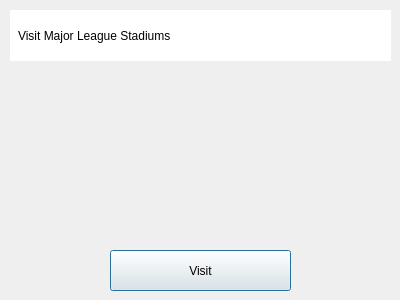
This is majorleaguestadiums.ui in scottoberman/findingnemo as Qt 5 draws it before an edit. The edited form follows.
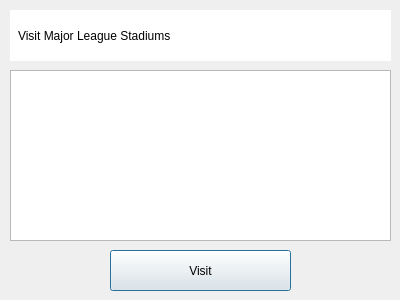
This is the edited form.

Commit message: list of stadiums

Diff of the .ui file:
```diff
--- a/majorleaguestadiums.ui
+++ b/majorleaguestadiums.ui
@@ -49,6 +49,16 @@
     <string>Visit</string>
    </property>
   </widget>
+  <widget class="QListWidget" name="listWidget">
+   <property name="geometry">
+    <rect>
+     <x>10</x>
+     <y>70</y>
+     <width>381</width>
+     <height>171</height>
+    </rect>
+   </property>
+  </widget>
  </widget>
  <resources/>
  <connections/>
```
The commit also changes 6 other files.
